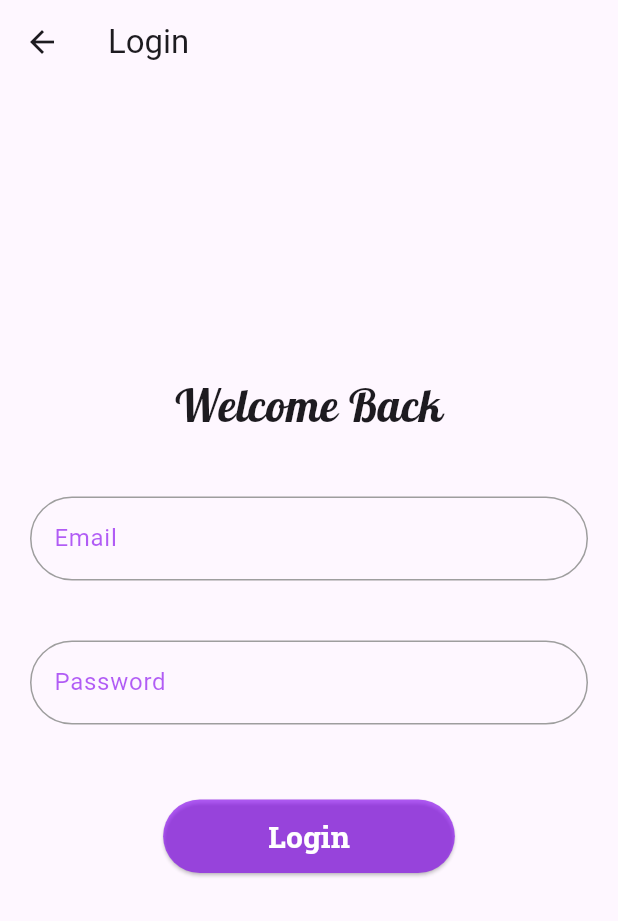
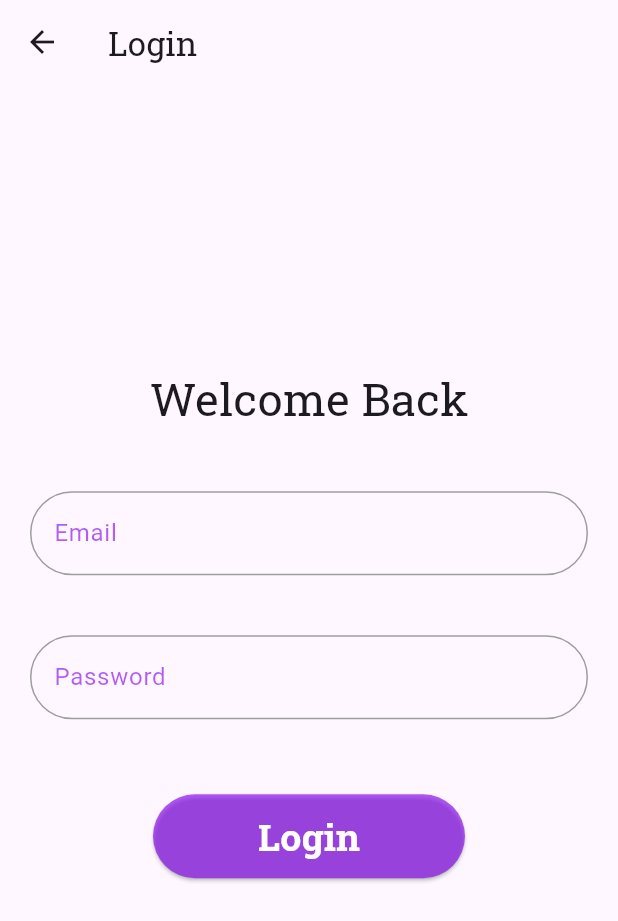
Before and after one commit to SamranKhalil/FYP, a Flutter app: the screen it shows after launch, after a tap on "Login", on a phone screen of 412 x 824 dp. Shown: the top 921 px of the screen. Run offline on Flutter 3.47's test engine with Material 3 defaults, Android fonts, the phone set to English and light mode, and no system bars; our stand-ins replace pie_chart, rive.

Commit message:
fonts saved locally

```diff
--- a/my_project/lib/add_meal_form.dart
+++ b/my_project/lib/add_meal_form.dart
@@ -1,6 +1,5 @@
 // add_meal_form.dart
 import 'package:flutter/material.dart';
-import 'package:google_fonts/google_fonts.dart';
 
 class AddMealForm extends StatefulWidget {
   final List<String> meals;
--- a/my_project/lib/login_page.dart
+++ b/my_project/lib/login_page.dart
@@ -1,5 +1,4 @@
 import 'package:flutter/material.dart';
-import 'package:google_fonts/google_fonts.dart';
 import 'package:http/http.dart' as http;
 import 'dart:convert';
 import 'package:my_project/home_screen.dart';
@@ -84,15 +83,16 @@ class _LoginPageState extends State<LoginPage> {
   Widget build(BuildContext context) {
     return Scaffold(
       appBar: AppBar(
-        title: Text('Login', style: GoogleFonts.roboto()),
+        title: const Text('Login', style: TextStyle(fontFamily: 'RobotoSlab')),
       ),
       body: Center(
         child: Column(
           mainAxisAlignment: MainAxisAlignment.center,
           children: [
-            Text(
+            const Text(
               'Welcome Back',
-              style: GoogleFonts.lobster(
+              style: TextStyle(
+                fontFamily: 'RobotoSlab',
                 fontSize: 30,
               ),
             ),
@@ -159,13 +159,13 @@ class _LoginPageState extends State<LoginPage> {
               ),
               child: _isLoading
                   ? const CircularProgressIndicator()
-                  : Text(
+                  : const Text(
                       'Login',
-                      style: GoogleFonts.robotoSlab(
-                        color: Colors.white,
-                        fontSize: 20,
-                        fontWeight: FontWeight.bold,
-                      ),
+                      style: TextStyle(
+                          fontFamily: 'RobotoSlab',
+                          color: Colors.white,
+                          fontSize: 25,
+                          fontWeight: FontWeight.bold),
                     ),
             ),
             const SizedBox(height: 50),
--- a/my_project/lib/start_screen.dart
+++ b/my_project/lib/start_screen.dart
@@ -1,5 +1,4 @@
 import 'package:flutter/material.dart';
-import 'package:google_fonts/google_fonts.dart';
 import 'package:my_project/login_page.dart';
 import 'package:my_project/signup_page.dart';
 
@@ -33,11 +32,11 @@ class StartScreen extends StatelessWidget {
           ),
           Text(
             'VizAvatar',
-            style: GoogleFonts.robotoSlab(
-              color: themeColor,
-              fontSize: 40,
-              fontWeight: FontWeight.bold,
-            ),
+            style: TextStyle(
+                fontFamily: 'RobotoSlab',
+                color: themeColor,
+                fontSize: 40,
+                fontWeight: FontWeight.bold),
           ),
           const SizedBox(
             height: 50,
@@ -59,13 +58,13 @@ class StartScreen extends StatelessWidget {
                 themeColor,
               ),
             ),
-            child: Text(
+            child: const Text(
               "Login",
-              style: GoogleFonts.robotoSlab(
-                color: Colors.white,
-                fontSize: 20,
-                fontWeight: FontWeight.bold,
-              ),
+              style: TextStyle(
+                  fontFamily: 'RobotoSlab',
+                  color: Colors.white,
+                  fontSize: 25,
+                  fontWeight: FontWeight.bold),
             ),
           ),
           const SizedBox(
@@ -88,13 +87,13 @@ class StartScreen extends StatelessWidget {
                 themeColor,
               ),
             ),
-            child: Text(
+            child: const Text(
               "SignUp",
-              style: GoogleFonts.robotoSlab(
-                color: Colors.white,
-                fontSize: 20,
-                fontWeight: FontWeight.bold,
-              ),
+              style: TextStyle(
+                  fontFamily: 'RobotoSlab',
+                  color: Colors.white,
+                  fontSize: 25,
+                  fontWeight: FontWeight.bold),
             ),
           ),
         ],
```
Also changed, not shown: my_project/lib/diet_tracker.dart (+22 -21 lines), my_project/lib/home_screen.dart (+12 -13 lines), my_project/lib/signup_page.dart (+29 -21 lines), my_project/lib/signup_page_dob.dart (+16 -15 lines), my_project/lib/signup_page_gender.dart (+23 -22 lines), my_project/pubspec.yaml (+7 -4 lines), my_project/fonts/RobotoSlab-Black.ttf (added), my_project/fonts/RobotoSlab-Bold.ttf (added), my_project/fonts/RobotoSlab-ExtraBold.ttf (added), my_project/fonts/RobotoSlab-ExtraLight.ttf (added), my_project/fonts/RobotoSlab-Light.ttf (added), my_project/fonts/RobotoSlab-Medium.ttf (added), my_project/fonts/RobotoSlab-Regular.ttf (added), my_project/fonts/RobotoSlab-SemiBold.ttf (added), 2 more files, 1 other file.
